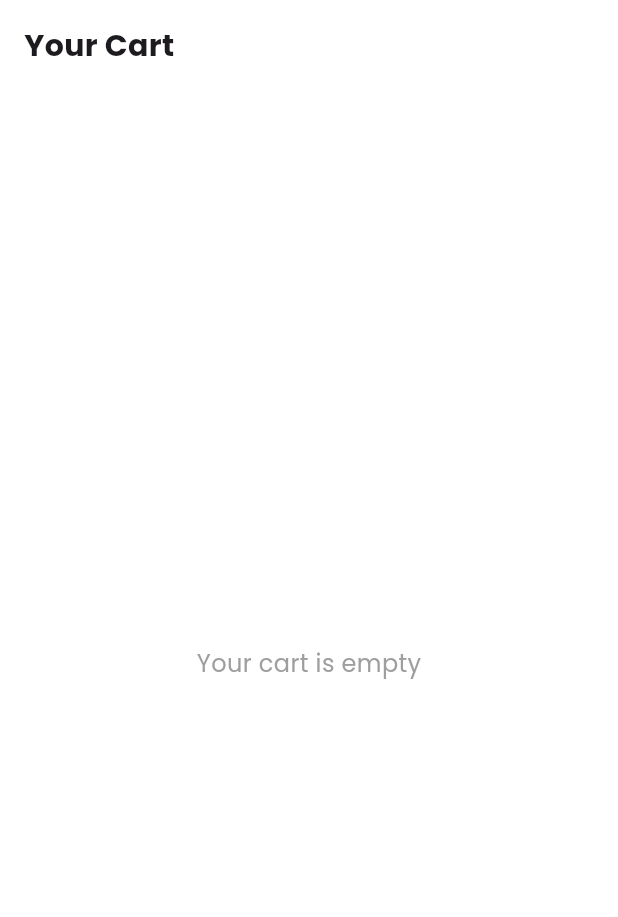
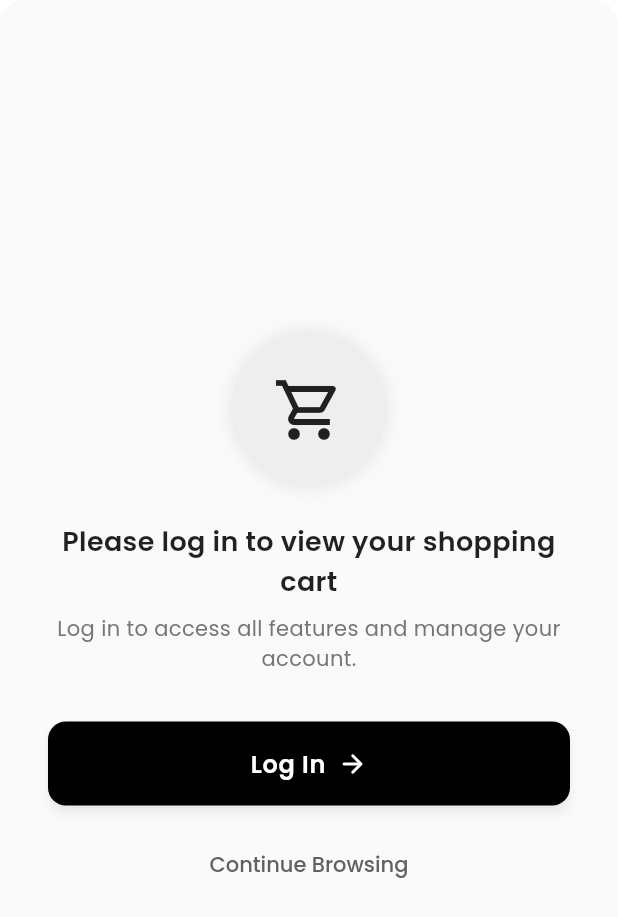
Before and after one commit to fyodorrrrr/haul-app, a Flutter app: the CartScreen widget shown alone on an empty page, opened directly, on a phone screen of 412 x 824 dp. Shown: the top 917 px of the screen. Run offline on Flutter 3.47's test engine with Material 3 defaults, Android fonts, the phone set to English and light mode, and no system bars; our stand-ins replace cloud_firestore, firebase_auth, firebase_core, firebase_storage, google_fonts, google_sign_in and 1 more; missing offline and left inert: firebase_app_check; accounts and stored records are empty.

Commit message:
improved guest handling

```diff
--- a/lib/screens/buyer/cart_screen.dart
+++ b/lib/screens/buyer/cart_screen.dart
@@ -2,14 +2,28 @@ import 'package:flutter/material.dart';
 import 'package:google_fonts/google_fonts.dart';
 import 'package:provider/provider.dart';
 import '/providers/cart_providers.dart';
+import '/providers/user_profile_provider.dart';
 import '/models/cart_model.dart';
+import '/widgets/not_logged_in.dart';
 
 class CartScreen extends StatelessWidget {
   const CartScreen({Key? key}) : super(key: key);
 
   @override
   Widget build(BuildContext context) {
-    final cartProvider = Provider.of<CartProvider>(context);
+    return Consumer<UserProfileProvider>(
+      builder: (context, userProfileProvider, child) {
+        // Show NotLoggedInScreen if user is not logged in
+        if (!userProfileProvider.isProfileLoaded) {
+          return const NotLoggedInScreen(
+            message: 'Please log in to view your shopping cart',
+            icon: Icons.shopping_cart_outlined,
+          );
+        }
+
+        // Show cart content if user is logged in
+        return Consumer<CartProvider>(
+          builder: (context, cartProvider, child) {
             final cart = cartProvider.cart;
 
             // Calculate totals
@@ -17,6 +31,29 @@ class CartScreen extends StatelessWidget {
             final shipping = cart.isNotEmpty ? 5.99 : 0.0;
             final tax = subtotal * 0.1; // 10% tax
             final total = subtotal + shipping + tax;
+
+            if (cart.isEmpty) {
+              return Center(
+                child: Column(
+                  mainAxisAlignment: MainAxisAlignment.center,
+                  children: [
+                    Icon(
+                      Icons.shopping_cart_outlined,
+                      size: 64,
+                      color: Colors.grey.shade400,
+                    ),
+                    const SizedBox(height: 16),
+                    Text(
+                      'Your cart is empty',
+                      style: GoogleFonts.poppins(
+                        fontSize: 16,
+                        color: Colors.grey.shade700,
+                      ),
+                    ),
+                  ],
+                ),
+              );
+            }
 
             return Padding(
               padding: const EdgeInsets.symmetric(horizontal: 16.0),
@@ -37,17 +74,7 @@ class CartScreen extends StatelessWidget {
 
                   // Cart Items
                   Expanded(
-            child: cart.isEmpty
-                ? Center(
-                    child: Text(
-                      'Your cart is empty',
-                      style: GoogleFonts.poppins(
-                        fontSize: 16,
-                        color: Colors.grey,
-                      ),
-                    ),
-                  )
-                : ListView.builder(
+                    child: ListView.builder(
                       itemCount: cart.length,
                       itemBuilder: (context, index) {
                         final cartItem = cart[index];
@@ -57,7 +84,6 @@ class CartScreen extends StatelessWidget {
                   ),
 
                   // Order Summary
-          if (cart.isNotEmpty)
                   Container(
                     padding: const EdgeInsets.all(16.0),
                     decoration: BoxDecoration(
@@ -114,6 +140,10 @@ class CartScreen extends StatelessWidget {
                   ),
                 ],
               ),
+            );
+          },
+        );
+      },
     );
   }
 
--- a/lib/screens/buyer/home_screen.dart
+++ b/lib/screens/buyer/home_screen.dart
@@ -8,6 +8,8 @@ import 'profile_screen.dart';
 import 'main_home_screen.dart'; // Import the new main home screen
 import 'package:provider/provider.dart'; // Import provider for UserProfileProvider
 import '/providers/user_profile_provider.dart';
+import '/widgets/not_logged_in.dart';
+
 
 class HomeScreen extends StatefulWidget {
   final Map<String, dynamic> userData;
@@ -51,9 +53,9 @@ class _HomeScreenState extends State<HomeScreen> {
         builder: (context, provider, child) {
           return provider.userProfile != null
               ? ProfileScreen(userProfile: provider.userProfile!)
-              : const Center(child: CircularProgressIndicator());
+              : NotLoggedInScreen(message: 'Please log in to continue', icon: Icons.lock_outline);
         },
-      ), // Profile (index 4)
+      ),  // Profile (index 4)
     ];
 
     // Get titles for app bar based on selected tab
--- /dev/null
+++ b/lib/widgets/not_logged_in.dart
@@ -0,0 +1,146 @@
+import 'package:flutter/material.dart';
+import 'package:google_fonts/google_fonts.dart';
+import '../screens/buyer/welcome_screen.dart';
+import '../screens/buyer/home_screen.dart';
+
+class NotLoggedInScreen extends StatelessWidget {
+  final String message;
+  final IconData? icon;
+
+  const NotLoggedInScreen({
+    Key? key,
+    this.message = 'Please log in to continue',
+    this.icon = Icons.lock_outline,
+  }) : super(key: key);
+
+  @override
+  Widget build(BuildContext context) {
+    return Container(
+      width: double.infinity,
+      padding: const EdgeInsets.symmetric(horizontal: 32.0, vertical: 24.0),
+      decoration: BoxDecoration(
+        color: Colors.grey.shade50,
+        borderRadius: BorderRadius.circular(16),
+      ),
+      child: Column(
+        mainAxisAlignment: MainAxisAlignment.center,
+        children: [
+          // Animated Icon with a circular background
+          Container(
+            width: 100,
+            height: 100,
+            decoration: BoxDecoration(
+              color: Colors.grey.shade200,
+              shape: BoxShape.circle,
+              boxShadow: [
+                BoxShadow(
+                  color: Colors.black.withOpacity(0.1),
+                  blurRadius: 10,
+                  spreadRadius: 1,
+                ),
+              ],
+            ),
+            child: Center(
+              child: Icon(
+                icon,
+                size: 48,
+                color: Colors.black87,
+              ),
+            ),
+          ),
+
+          const SizedBox(height: 24),
+
+          // Main Message
+          Text(
+            message,
+            style: GoogleFonts.poppins(
+              fontSize: 18,
+              color: Colors.black87,
+              fontWeight: FontWeight.w600,
+              height: 1.5,
+            ),
+            textAlign: TextAlign.center,
+          ),
+
+          const SizedBox(height: 8),
+
+          // Subtitle
+          Text(
+            'Log in to access all features and manage your account.',
+            style: GoogleFonts.poppins(
+              fontSize: 14,
+              color: Colors.grey.shade600,
+              fontWeight: FontWeight.w400,
+            ),
+            textAlign: TextAlign.center,
+          ),
+
+          const SizedBox(height: 32),
+
+          // Login Button
+          SizedBox(
+            width: double.infinity,
+            child: ElevatedButton(
+              onPressed: () {
+                Navigator.push(
+                  context,
+                  MaterialPageRoute(builder: (_) => const WelcomeScreen()),
+                );
+              },
+              style: ElevatedButton.styleFrom(
+                backgroundColor: Colors.black,
+                foregroundColor: Colors.white,
+                padding: const EdgeInsets.symmetric(vertical: 16),
+                shape: RoundedRectangleBorder(
+                  borderRadius: BorderRadius.circular(12),
+                ),
+                elevation: 3,
+                shadowColor: Colors.black.withOpacity(0.3),
+              ),
+              child: Row(
+                mainAxisAlignment: MainAxisAlignment.center,
+                children: [
+                  Text(
+                    'Log In',
+                    style: GoogleFonts.poppins(
+                      fontSize: 16,
+                      fontWeight: FontWeight.w600,
+                      letterSpacing: 0.5,
+                    ),
+                  ),
+                  const SizedBox(width: 8),
+                  const Icon(Icons.arrow_forward_rounded, size: 20),
+                ],
+              ),
+            ),
+          ),
+
+          const SizedBox(height: 16),
+
+          // Optional: Continue as Guest Button
+          TextButton(
+            onPressed: () {
+                Navigator.push(
+                context,
+                MaterialPageRoute(
+                  builder: (_) => HomeScreen(userData: const {}),
+                ),
+                );
+            },
+            style: TextButton.styleFrom(
+              foregroundColor: Colors.grey.shade700,
+            ),
+            child: Text(
+              'Continue Browsing',
+              style: GoogleFonts.poppins(
+                fontSize: 14,
+                fontWeight: FontWeight.w500,
+              ),
+            ),
+          ),
+        ],
+      ),
+    );
+  }
+}
```
Also changed, not shown: lib/screens/buyer/wishlist_screen.dart (+43 -4 lines), 4 other files. Lines whose indentation alone changed are shown as unchanged.
